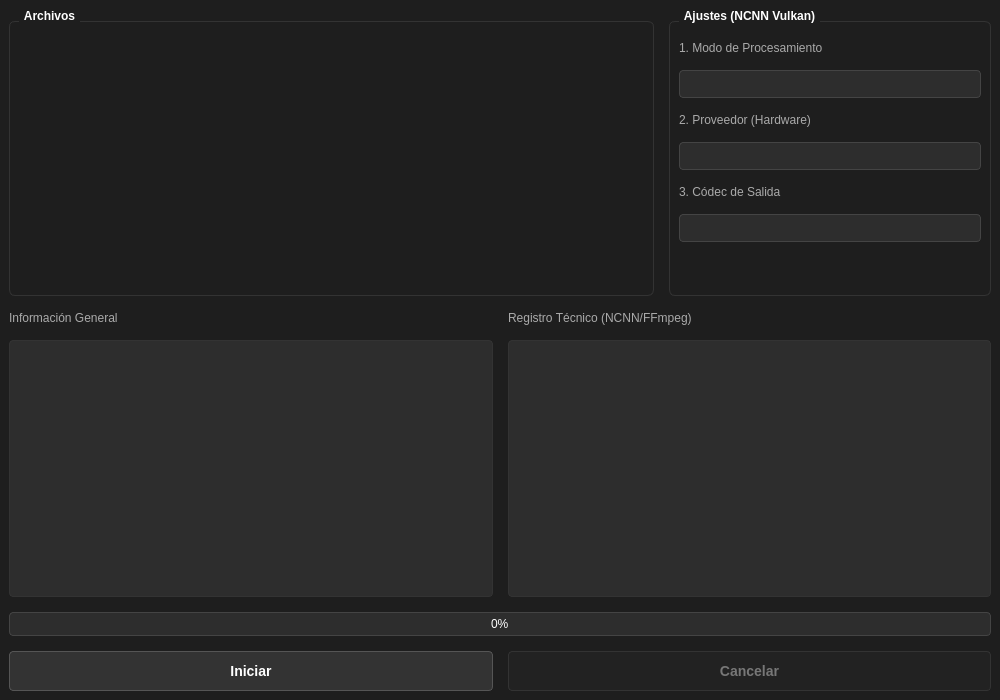
This is ui/main_window.ui in Fran1027/FHVT_Video_Upscaler-Interpolation as Qt 5 draws it before an edit. The edited form follows.
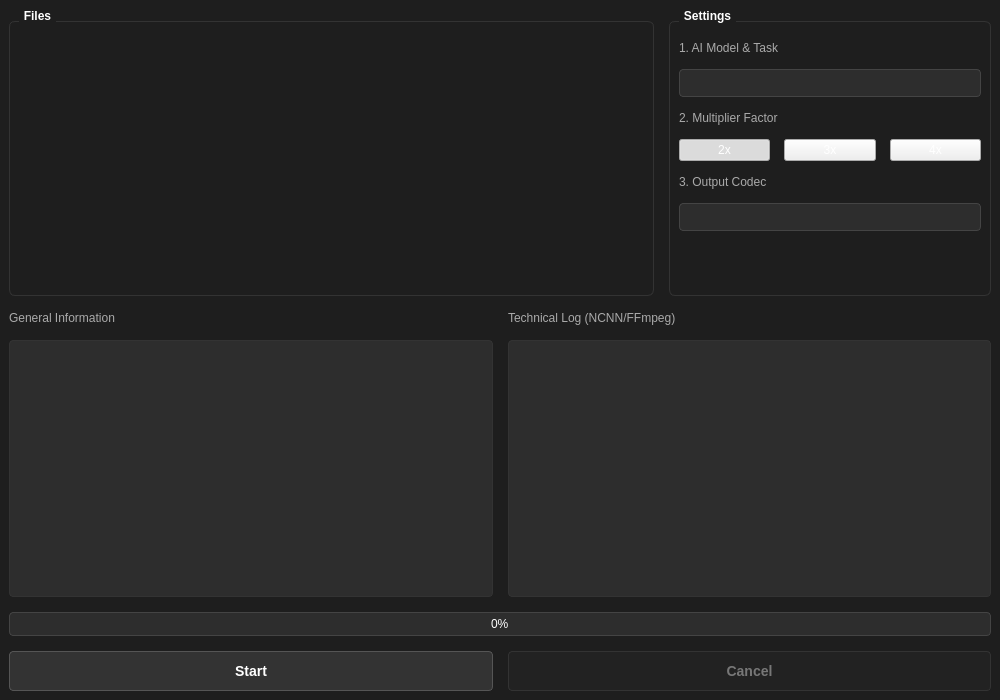
This is the edited form. Custom widgets are drawn as their Qt base class.

Commit message: feat: Add image sequence interpolation, auto NVIDIA Vulkan binding, UI revamp, and privacy protection

```diff
--- a/ui/main_window.ui
+++ b/ui/main_window.ui
@@ -43,7 +43,7 @@
                         <item>
                             <widget class="QGroupBox" name="group_io">
                                 <property name="title">
-                                    <string>Archivos</string>
+                                    <string>Files</string>
                                 </property>
                                 <layout class="QHBoxLayout" name="io_layout" stretch="1,1">
                                     <item>
@@ -58,16 +58,16 @@
                         <item>
                             <widget class="QGroupBox" name="group_settings">
                                 <property name="title">
-                                    <string>Ajustes (NCNN Vulkan)</string>
+                                    <string>Settings</string>
                                 </property>
                                 <layout class="QVBoxLayout" name="settings_layout">
                                     <property name="spacing">
-                                        <number>15</number>
+                                        <number>14</number>
                                     </property>
                                     <item>
                                         <widget class="QLabel" name="lbl_modo">
                                             <property name="text">
-                                                <string>1. Modo de Procesamiento</string>
+                                                <string>1. AI Model &amp; Task</string>
                                             </property>
                                         </widget>
                                     </item>
@@ -77,17 +77,51 @@
                                     <item>
                                         <widget class="QLabel" name="lbl_hardware">
                                             <property name="text">
-                                                <string>2. Proveedor (Hardware)</string>
+                                                <string>2. Multiplier Factor</string>
                                             </property>
                                         </widget>
                                     </item>
                                     <item>
-                                        <widget class="QComboBox" name="combo_gpu"/>
+                                        <layout class="QHBoxLayout" name="factor_layout">
+                                            <item>
+                                                <widget class="QPushButton" name="btn_factor_2x">
+                                                    <property name="text">
+                                                        <string>2x</string>
+                                                    </property>
+                                                    <property name="checkable">
+                                                        <bool>true</bool>
+                                                    </property>
+                                                    <property name="checked">
+                                                        <bool>true</bool>
+                                                    </property>
+                                                </widget>
+                                            </item>
+                                            <item>
+                                                <widget class="QPushButton" name="btn_factor_3x">
+                                                    <property name="text">
+                                                        <string>3x</string>
+                                                    </property>
+                                                    <property name="checkable">
+                                                        <bool>true</bool>
+                                                    </property>
+                                                </widget>
+                                            </item>
+                                            <item>
+                                                <widget class="QPushButton" name="btn_factor_4x">
+                                                    <property name="text">
+                                                        <string>4x</string>
+                                                    </property>
+                                                    <property name="checkable">
+                                                        <bool>true</bool>
+                                                    </property>
+                                                </widget>
+                                            </item>
+                                        </layout>
                                     </item>
                                     <item>
                                         <widget class="QLabel" name="lbl_codec">
                                             <property name="text">
-                                                <string>3. Códec de Salida</string>
+                                                <string>3. Output Codec</string>
                                             </property>
                                         </widget>
                                     </item>
@@ -119,7 +153,7 @@
                                 <item>
                                     <widget class="QLabel" name="lbl_info">
                                         <property name="text">
-                                            <string>Información General</string>
+                                            <string>General Information</string>
                                         </property>
                                     </widget>
                                 </item>
@@ -140,7 +174,7 @@
                                 <item>
                                     <widget class="QLabel" name="lbl_tech">
                                         <property name="text">
-                                            <string>Registro Técnico (NCNN/FFmpeg)</string>
+                                            <string>Technical Log (NCNN/FFmpeg)</string>
                                         </property>
                                     </widget>
                                 </item>
@@ -184,7 +218,7 @@
                                     </string>
                                 </property>
                                 <property name="text">
-                                    <string>Iniciar</string>
+                                    <string>Start</string>
                                 </property>
                             </widget>
                         </item>
@@ -208,7 +242,7 @@
                                     </string>
                                 </property>
                                 <property name="text">
-                                    <string>Cancelar</string>
+                                    <string>Cancel</string>
                                 </property>
                             </widget>
                         </item>
```
Left out of the diff: 2 changed lines with no effect on the pictures. The commit also changes 14 other files.
